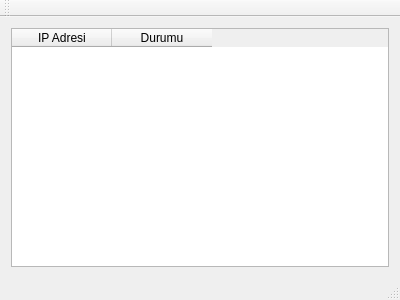
First picture: the form in mainwindow.ui, repository kerimenes/UdpListenPort, before the edit.
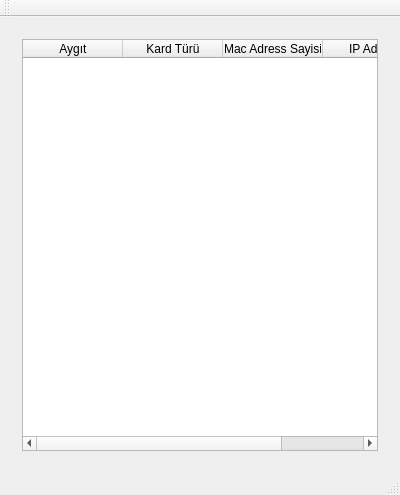
Second picture: the form after the edit.

```diff
--- a/mainwindow.ui
+++ b/mainwindow.ui
@@ -7,7 +7,7 @@
     <x>0</x>
     <y>0</y>
     <width>400</width>
-    <height>300</height>
+    <height>495</height>
    </rect>
   </property>
   <property name="windowTitle">
@@ -16,6 +16,13 @@
   <widget class="QWidget" name="centralWidget">
    <layout class="QVBoxLayout" name="verticalLayout">
     <item>
+     <widget class="QStackedWidget" name="stackedWidget">
+      <property name="currentIndex">
+       <number>1</number>
+      </property>
+      <widget class="QWidget" name="page">
+       <layout class="QVBoxLayout" name="verticalLayout_2">
+        <item>
      <widget class="QTableWidget" name="tableWidget">
       <column>
        <property name="text">
@@ -27,6 +34,48 @@
         <string>Durumu</string>
        </property>
       </column>
+          <column>
+           <property name="text">
+            <string>Yüzde</string>
+           </property>
+          </column>
+          <column>
+           <property name="text">
+            <string>Ilerleme</string>
+           </property>
+          </column>
+         </widget>
+        </item>
+       </layout>
+      </widget>
+      <widget class="QWidget" name="page_2">
+       <layout class="QVBoxLayout" name="verticalLayout_3">
+        <item>
+         <widget class="QTableWidget" name="tableWidget_2">
+          <column>
+           <property name="text">
+            <string>Aygıt</string>
+           </property>
+          </column>
+          <column>
+           <property name="text">
+            <string>Kard Türü</string>
+           </property>
+          </column>
+          <column>
+           <property name="text">
+            <string>Mac Adress Sayisi</string>
+           </property>
+          </column>
+          <column>
+           <property name="text">
+            <string>IP Adresi</string>
+           </property>
+          </column>
+         </widget>
+        </item>
+       </layout>
+      </widget>
      </widget>
     </item>
    </layout>
```
Lines whose indentation alone changed are shown as unchanged.
